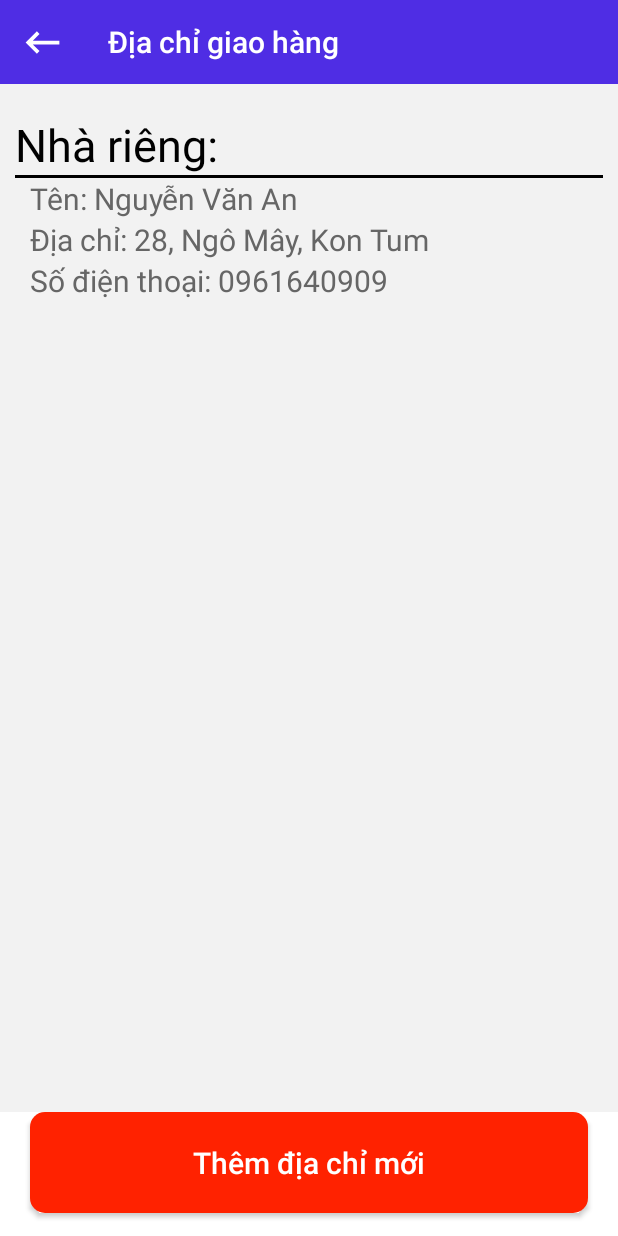
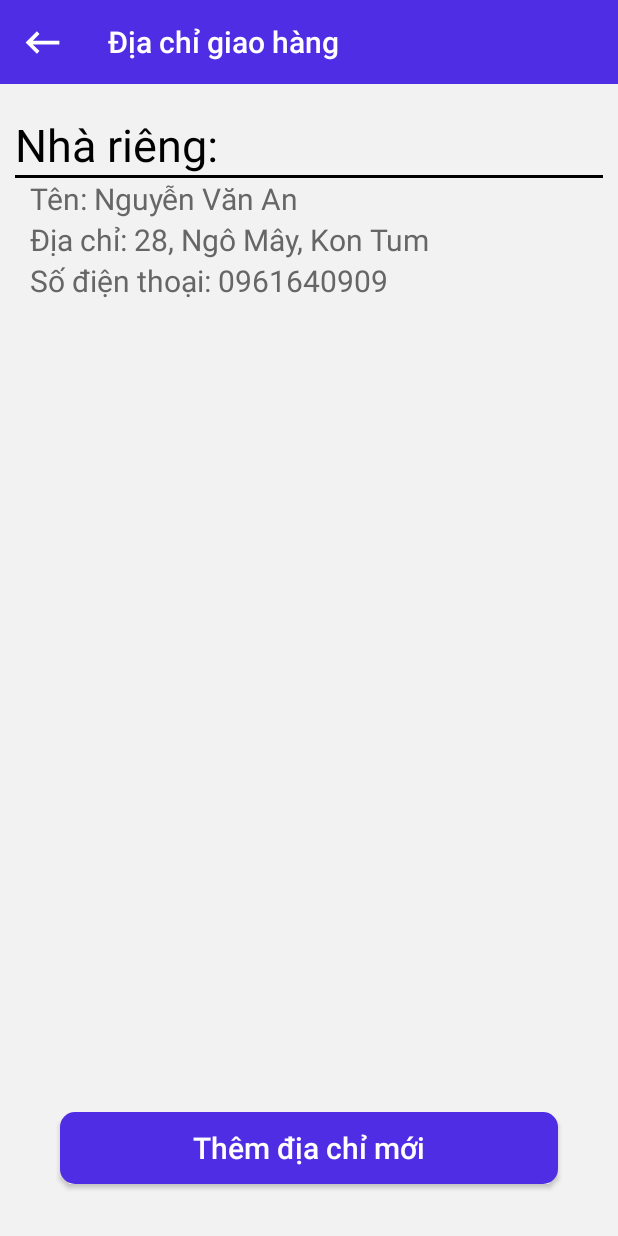
Before and after one commit to 5MPRO/bookShop, an Android app: the Diachigiaohang screen opened directly, with no data from a screen before it, on a phone screen of 412 x 824 dp. Run offline under Robolectric (Android 15) with nearby library versions, the phone set to English and light mode, and no system bars.

Commit message:
edit textsize and margin item Sanpham

```diff
--- a/ShopBanSach2/app/src/main/res/layout/activity_diachigiaohang.xml
+++ b/ShopBanSach2/app/src/main/res/layout/activity_diachigiaohang.xml
@@ -67,6 +67,7 @@
         </LinearLayout>
     </LinearLayout>
     <LinearLayout
+        android:background="@color/bookAppBold"
         android:layout_weight="1"
         android:orientation="vertical"
         android:layout_width="match_parent"
@@ -77,11 +78,12 @@
             android:layout_gravity="bottom"
             android:layout_width="match_parent"
             android:layout_height="wrap_content"
-            android:layout_marginLeft="20dp"
-            android:layout_marginRight="20dp"
+            android:layout_marginLeft="40dp"
+            android:layout_marginRight="40dp"
+            android:backgroundTint="@color/pirimary"
             android:background="@drawable/boder_btn_dangnhap"
-            android:padding="20dp"
-            android:paddingLeft="20dp"
+            android:padding="10dp"
+            android:paddingLeft="10dp"
             android:text="Thêm địa chỉ mới"
             android:textAllCaps="false"
             android:textColor="@color/white"
--- a/ShopBanSach2/app/src/main/res/layout/dong_giohang.xml
+++ b/ShopBanSach2/app/src/main/res/layout/dong_giohang.xml
@@ -31,7 +31,7 @@
             android:text="Tên món hàng"
             android:textColor="#3A3A3A"
             android:id="@+id/textviewtengiohang"
-            android:textSize="18sp"
+            android:textSize="17sp"
             android:layout_width="wrap_content"
             android:layout_height="wrap_content"/>
         <TextView
```
Also changed, not shown: ShopBanSach2/app/src/main/res/layout/activity_them_dia_chi.xml (+4 -4 lines), ShopBanSach2/app/src/main/res/layout/dong_truyentranh.xml (+8 -7 lines), ShopBanSach2/app/src/main/res/layout/dong_vanhoc.xml (+16 -13 lines).
